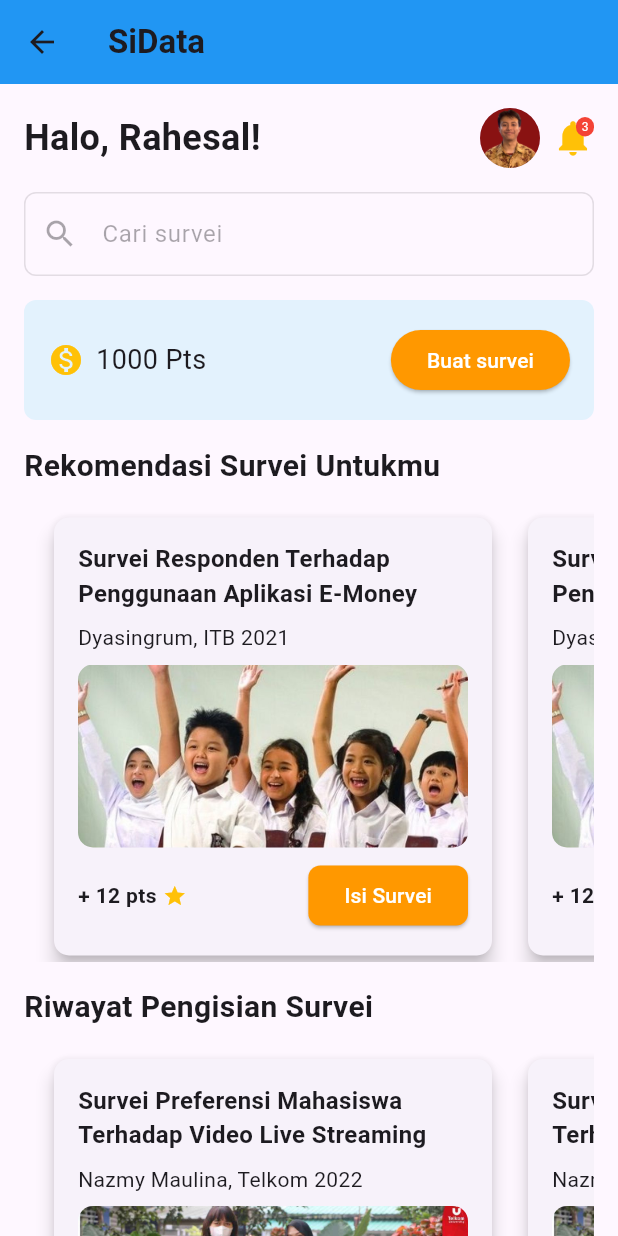
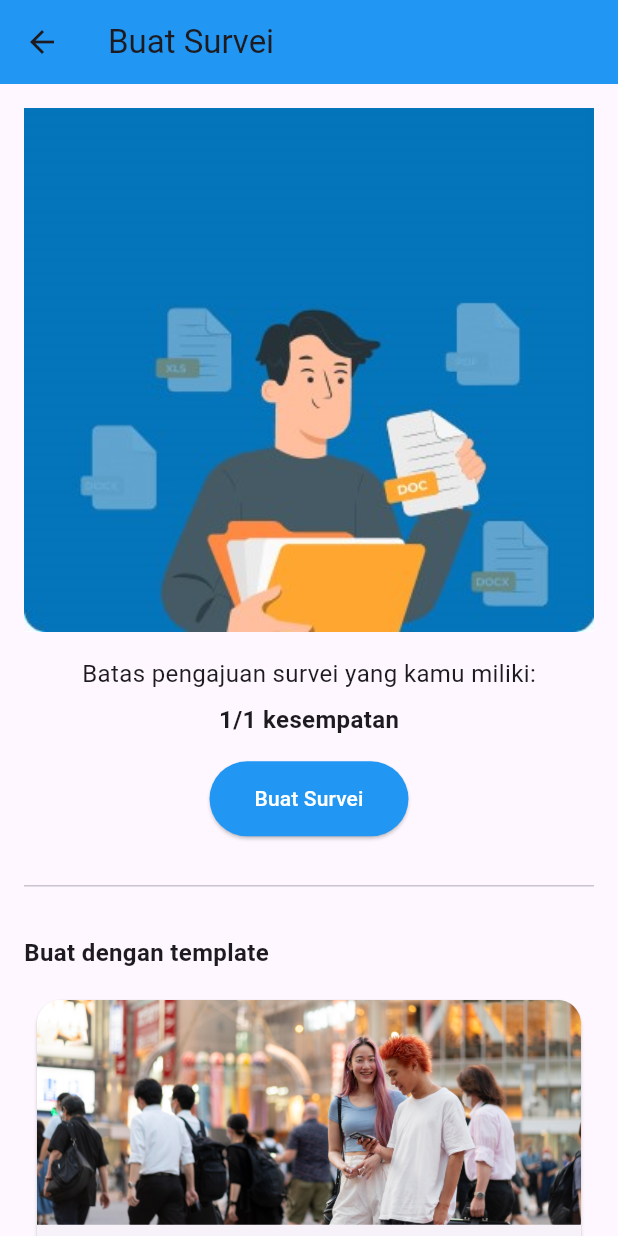
Before and after one commit to hanmsywll/SiData-Mobile, a Flutter app: the Beranda screen opened directly, after a tap on "Buat survei", on a phone screen of 412 x 824 dp. Run offline on Flutter 3.47's test engine with Material 3 defaults, Android fonts, the phone set to English and light mode, and no system bars.

Commit message:
menambahkan fitur buat survei

```diff
--- a/lib/beranda.dart
+++ b/lib/beranda.dart
@@ -1,4 +1,5 @@
 import 'package:flutter/material.dart';
+import 'home_buat_survei.dart';
 
 class Beranda extends StatelessWidget {
   const Beranda({super.key});
@@ -113,7 +114,10 @@ class Beranda extends StatelessWidget {
                     ),
                     ElevatedButton(
                       onPressed: () {
-                        // Navigasi ke halaman buat survei jika diperlukan
+                          Navigator.push(
+                          context,
+                          MaterialPageRoute(builder: (context) => SurveyPage()),
+                        );
                       },
                       style: ElevatedButton.styleFrom(
                         backgroundColor: Colors.orange,
--- /dev/null
+++ b/lib/home_buat_survei.dart
@@ -0,0 +1,140 @@
+import 'package:flutter/material.dart';
+import 'buat_survei.dart';
+
+class SurveyPage extends StatelessWidget {
+  @override
+  Widget build(BuildContext context) {
+    // Mendapatkan lebar layar perangkat
+    double screenWidth = MediaQuery.of(context).size.width;
+
+    return Scaffold(
+      appBar: AppBar(
+        leading: IconButton(
+          icon: Icon(Icons.arrow_back),
+          onPressed: () {},
+        ),
+        title: Text('Buat Survei'),
+        backgroundColor: Colors.blue,
+      ),
+      body: SingleChildScrollView(
+        child: Padding(
+          padding: const EdgeInsets.all(16.0),
+          child: Column(
+            crossAxisAlignment: CrossAxisAlignment.start,
+            children: [
+              Center(
+                child: Container(
+                  width: screenWidth,
+                  child: Image.asset(
+                    'assets/home_buat_survei.jpg',
+                    width: screenWidth, // Mengatur lebar gambar sesuai dengan lebar layar
+                    fit: BoxFit.cover,
+                  ),
+                ),
+              ),
+              SizedBox(height: 16),
+              Center(
+                child: Column(
+                  mainAxisAlignment: MainAxisAlignment.center,
+                  crossAxisAlignment: CrossAxisAlignment.center,
+                  children: [
+                    Text(
+                      'Batas pengajuan survei yang kamu miliki:',
+                      style: TextStyle(fontSize: 16),
+                    ),
+                    SizedBox(height: 8),
+                    Text(
+                      '1/1 kesempatan',
+                      style: TextStyle(fontSize: 16, fontWeight: FontWeight.bold),
+                    ),
+                    SizedBox(height: 16),
+                    ElevatedButton(
+                      onPressed: () {
+                        Navigator.push(
+                          context,
+                          MaterialPageRoute(builder: (context) => CreateSurveyPage()),
+                        );
+                      },
+                      style: ElevatedButton.styleFrom(
+                        backgroundColor: Colors.blue,
+                        padding: EdgeInsets.symmetric(horizontal: 30, vertical: 15),
+                      ),
+                      child: Text('Buat Survei', style: TextStyle(color: Colors.white)),
+                    ),
+                  ],
+                ),
+              ),
+              SizedBox(height: 25),
+              Divider(),
+              SizedBox(height: 25),
+              Text(
+                'Buat dengan template',
+                style: TextStyle(fontSize: 16, fontWeight: FontWeight.bold),
+              ),
+              SizedBox(height: 16),
+              TemplateCard(
+                imagePath: 'assets/template1.jpg', // Ganti dengan path gambar Anda
+                title: 'Kuesioner Pengukuran Kualitas Jasa dengan Metode SERVQUAL',
+              ),
+              SizedBox(height: 16),
+              TemplateCard(
+                imagePath: 'assets/template2.jpg', // Ganti dengan path gambar Anda
+                title: 'Kuesioner Maslach Burnout Inventory (Maslach dan Jackson, 1981)',
+              ),
+            ],
+          ),
+        ),
+      ),
+    );
+  }
+}
+
+class TemplateCard extends StatelessWidget {
+  final String imagePath;
+  final String title;
+
+  TemplateCard({required this.imagePath, required this.title});
+
+  @override
+  Widget build(BuildContext context) {
+    // Get the width of the screen
+    double screenWidth = MediaQuery.of(context).size.width;
+    // Define the desired width of the card
+    double cardWidth = screenWidth * 0.9; // 90% of the screen width
+
+    return Center(
+      child: Container(
+        width: cardWidth,
+        child: Card(
+          shape: RoundedRectangleBorder(
+            borderRadius: BorderRadius.circular(16.0),
+          ),
+          child: Column(
+            children: [
+              ClipRRect(
+                borderRadius: BorderRadius.only(
+                  topLeft: Radius.circular(16.0),
+                  topRight: Radius.circular(16.0),
+                ),
+                child: Image.asset(
+                  imagePath,
+                  height: 150, // Fixed height for the image
+                  width: double.infinity, // Make the image take the full width
+                  fit: BoxFit.cover,
+                ),
+              ),
+              Padding(
+                padding: const EdgeInsets.all(16.0),
+                child: Text(
+                  title,
+                  style: TextStyle(fontSize: 16),
+                  textAlign: TextAlign.center,
+                ),
+              ),
+            ],
+          ),
+        ),
+      ),
+    );
+  }
+}
```
Also changed, not shown: lib/berhasil_survei.dart (added, +122 -0 lines), lib/buat_survei.dart (added, +166 -0 lines), lib/pengaturan_survei.dart (added, +180 -0 lines), pubspec.yaml (+9 -0 lines), assets/berhasil.png (added), assets/header_survei.jpg (added), assets/home_buat_survei.jpg (added), assets/instagram_icon.png (added), assets/link_icon.png (added), assets/template1.jpg (added), assets/twitter_icon.png (added), assets/whatsapp_icon.png (added), 1 other file.
